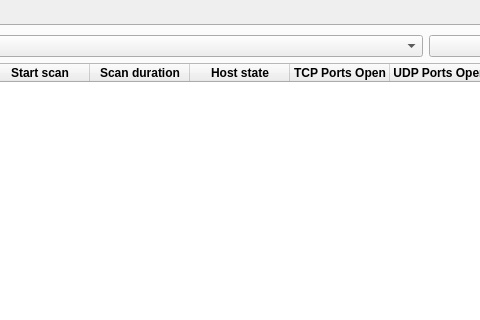
Before: the Qt Designer form ui/Network/Network.ui in caffedrine/CryptoPocketKnife, drawn with Qt 5; both pictures show x 322 to 802 and y 0 to 320 of the 939 by 523 pixel window.
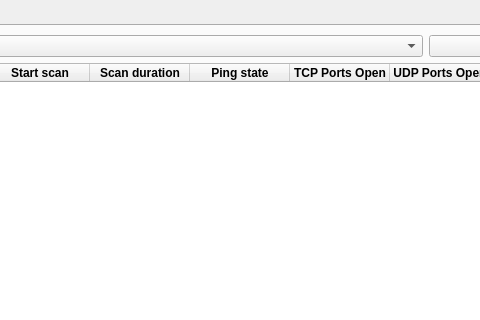
After: the same form once the commit is applied. Custom widgets are drawn as their Qt base class.

Diff of the .ui file:
```diff
--- a/ui/Network/Network.ui
+++ b/ui/Network/Network.ui
@@ -145,7 +145,7 @@
          </column>
          <column>
           <property name="text">
-           <string>Host state</string>
+           <string>Ping state</string>
           </property>
           <property name="font">
            <font>
```
